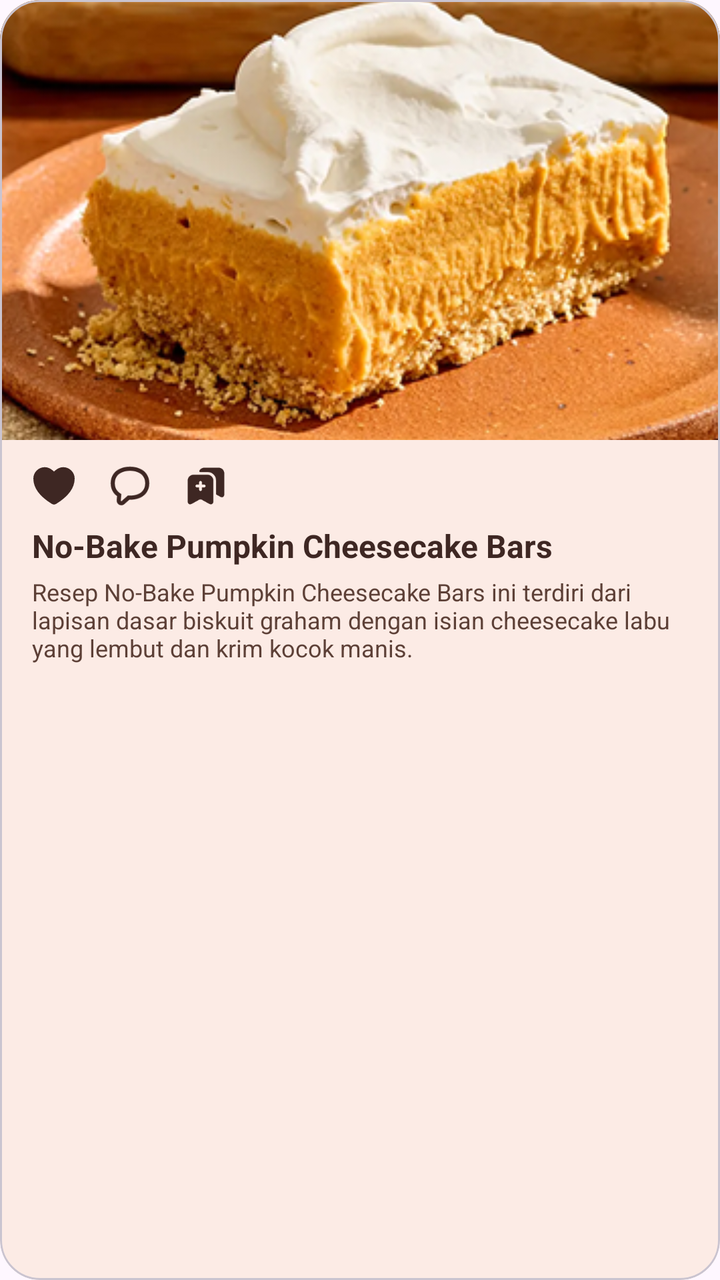
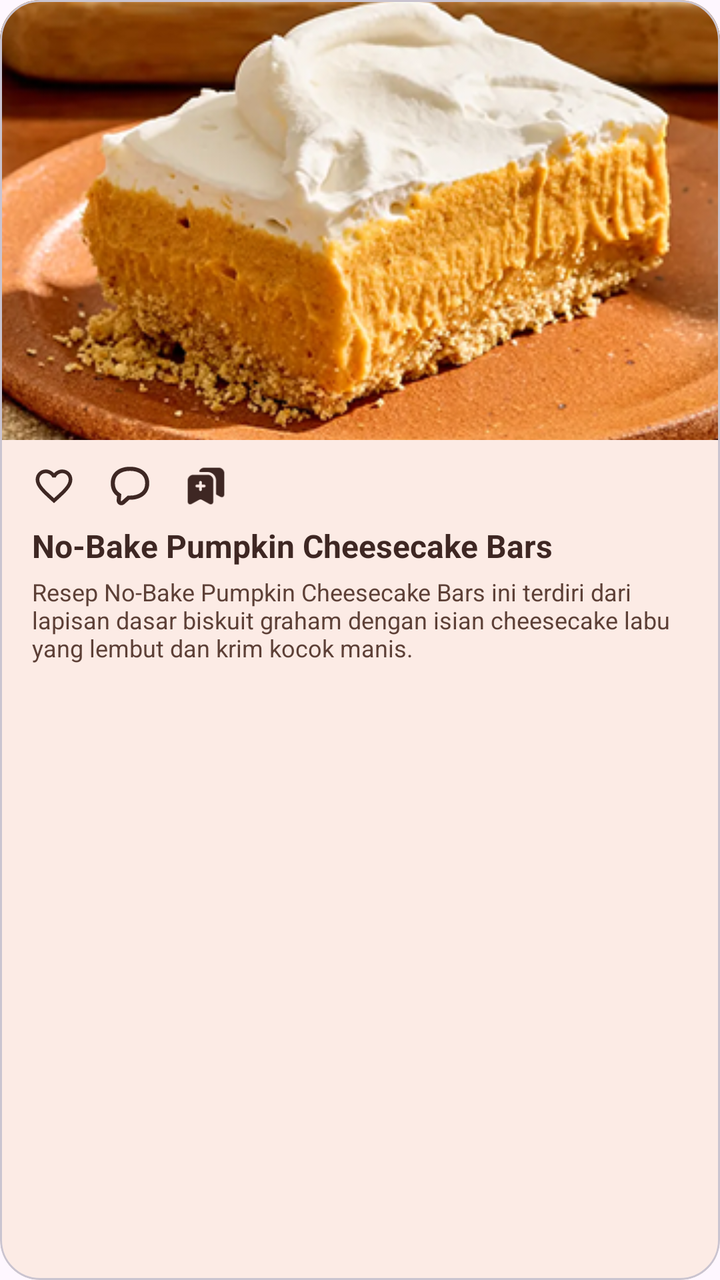

An Android layout rendered at two revisions. The XML below is the earlier revision; the diff shows what the commit changed to produce the second picture.
<!-- AndroidManifest.xml: application theme Theme.Bakerys -->
<!-- res/layout/item_jelajah_card.xml -->
<?xml version="1.0" encoding="utf-8"?>
<com.google.android.material.card.MaterialCardView
    xmlns:android="http://schemas.android.com/apk/res/android"
    xmlns:app="http://schemas.android.com/apk/res-auto"
    android:layout_width="match_parent"
    android:layout_height="wrap_content"
    android:layout_marginBottom="16dp"
    app:cardBackgroundColor="#FCEBE5"
    app:cardCornerRadius="20dp"
    app:cardElevation="0dp">

    <LinearLayout
        android:layout_width="match_parent"
        android:layout_height="wrap_content"
        android:orientation="vertical"
        android:paddingBottom="16dp">

        

        
        <ImageView
            android:id="@+id/ivJelajahThumb"
            android:layout_width="match_parent"
            android:layout_height="220dp"
            android:contentDescription="Foto Resep"
            android:scaleType="centerCrop"
            android:src="@drawable/no_bake_pumpkin_cheesecake_bars" />

        <LinearLayout
            android:layout_width="match_parent"
            android:layout_height="wrap_content"
            android:gravity="center_vertical"
            android:orientation="horizontal"
            android:paddingHorizontal="16dp"
            android:paddingTop="12dp"
            android:paddingBottom="8dp">

            <ImageView
                android:layout_width="22dp"
                android:layout_height="22dp"
                android:layout_marginEnd="16dp"
                android:src="@drawable/ic_heart_filled"
                app:tint="#3E2723"
                android:contentDescription="Suka" />

            <ImageView
                android:layout_width="22dp"
                android:layout_height="22dp"
                android:layout_marginEnd="16dp"
                android:src="@drawable/ic_comment_outline"
                app:tint="#3E2723"
                android:contentDescription="Komentar" />

            <ImageView
                android:layout_width="22dp"
                android:layout_height="22dp"
                android:src="@drawable/ic_bookmark_card"
                app:tint="#3E2723"
                android:contentDescription="Simpan" />
        </LinearLayout>

        
        <TextView
            android:id="@+id/tvJelajahTitle"
            android:layout_width="match_parent"
            android:layout_height="wrap_content"
            android:paddingHorizontal="16dp"
            android:text="No-Bake Pumpkin Cheesecake Bars"
            android:textColor="#3E2723"
            android:textSize="16sp"
            android:textStyle="bold" />

        
        <TextView
            android:id="@+id/tvJelajahDesc"
            android:layout_width="match_parent"
            android:layout_height="wrap_content"
            android:layout_marginTop="4dp"
            android:paddingHorizontal="16dp"
            android:text="Resep No-Bake Pumpkin Cheesecake Bars ini terdiri dari lapisan dasar biskuit graham dengan isian cheesecake labu yang lembut dan krim kocok manis."
            android:textColor="#5D4037"
            android:textSize="12sp" />

    </LinearLayout>
</com.google.android.material.card.MaterialCardView>
<!-- resources referenced by this layout -->
<resources>
  <!-- drawable ic_bookmark_card (drawable) -->
  <vector xmlns:android="http://schemas.android.com/apk/res/android"
      android:width="19dp"
      android:height="19dp"
      android:viewportWidth="19"
      android:viewportHeight="19">
    <path
        android:pathData="M17.417,4.045V13.039C17.417,14.187 16.593,14.67 15.588,14.115L14.06,13.26C13.998,13.226 13.946,13.175 13.91,13.114C13.874,13.053 13.855,12.983 13.854,12.912V7.117C13.854,5.106 12.215,3.467 10.205,3.467H6.983C6.69,3.467 6.484,3.159 6.618,2.905C7.03,2.122 7.853,1.583 8.795,1.583H14.955C16.308,1.583 17.417,2.692 17.417,4.045Z"
        android:fillColor="#4C2A2B"/>
    <path
        android:pathData="M10.205,4.654H4.045C3.393,4.656 2.768,4.916 2.307,5.378C1.846,5.839 1.585,6.464 1.583,7.116V16.11C1.583,17.257 2.407,17.74 3.412,17.186L6.523,15.453C6.856,15.27 7.394,15.27 7.727,15.453L10.838,17.186C11.843,17.74 12.667,17.257 12.667,16.11V7.116C12.667,5.763 11.558,4.654 10.205,4.654ZM8.708,10.093H7.719V11.083C7.719,11.407 7.45,11.676 7.125,11.676C6.8,11.676 6.531,11.407 6.531,11.083V10.093H5.542C5.217,10.093 4.948,9.824 4.948,9.499C4.948,9.175 5.217,8.905 5.542,8.905H6.531V7.916C6.531,7.591 6.8,7.322 7.125,7.322C7.45,7.322 7.719,7.591 7.719,7.916V8.905H8.708C9.033,8.905 9.302,9.175 9.302,9.499C9.302,9.824 9.033,10.093 8.708,10.093Z"
        android:fillColor="#4C2A2B"/>
  </vector>
  <!-- drawable ic_comment_outline (drawable) -->
  <vector xmlns:android="http://schemas.android.com/apk/res/android"
      android:width="19dp"
      android:height="19dp"
      android:viewportWidth="19"
      android:viewportHeight="19">
    <path
        android:pathData="M5.751,12.996L5.521,15.769C5.516,15.817 5.527,15.866 5.551,15.908C5.574,15.95 5.61,15.985 5.653,16.006C5.697,16.028 5.746,16.036 5.794,16.03C5.842,16.024 5.887,16.003 5.923,15.971L8.548,13.638L9.247,13.654L9.5,13.656C11.513,13.656 13.166,13.134 14.274,12.259C15.331,11.425 16.031,10.169 16.031,8.313C16.031,6.456 15.331,5.201 14.274,4.366C13.166,3.491 11.513,2.969 9.5,2.969C7.487,2.969 5.834,3.491 4.726,4.366C3.669,5.201 2.969,6.456 2.969,8.313C2.969,10.269 3.748,11.569 4.926,12.407L5.751,12.996ZM7.106,17.301L9.208,15.434C9.304,15.436 9.401,15.438 9.5,15.438C14.091,15.438 17.813,13.063 17.813,8.313C17.813,3.563 14.091,1.188 9.5,1.188C4.909,1.188 1.188,3.563 1.188,8.313C1.188,10.826 2.23,12.675 3.891,13.858L3.745,15.62C3.712,16.023 3.8,16.427 3.998,16.78C4.196,17.132 4.495,17.417 4.857,17.598C5.219,17.779 5.626,17.847 6.027,17.794C6.428,17.741 6.804,17.569 7.106,17.301Z"
        android:fillColor="#4C2A2B"
        android:fillType="evenOdd"/>
  </vector>
  <!-- drawable ic_heart_filled (drawable) -->
  <vector xmlns:android="http://schemas.android.com/apk/res/android"
      android:width="19dp"
      android:height="19dp"
      android:viewportWidth="19"
      android:viewportHeight="19">
    <path
        android:pathData="M5.542,2.375C3.356,2.375 1.583,4.129 1.583,6.294C1.583,8.041 2.276,12.188 9.095,16.38C9.217,16.454 9.357,16.493 9.5,16.493C9.643,16.493 9.783,16.454 9.905,16.38C16.725,12.188 17.417,8.041 17.417,6.294C17.417,4.129 15.644,2.375 13.458,2.375C11.273,2.375 9.5,4.75 9.5,4.75C9.5,4.75 7.727,2.375 5.542,2.375Z"
        android:strokeLineJoin="round"
        android:strokeWidth="2"
        android:fillColor="#F50B0B"
        android:strokeColor="#F50B0B"
        android:strokeLineCap="round"/>
  </vector>
  <!-- drawable no_bake_pumpkin_cheesecake_bars: png bitmap (drawable, 203952 bytes) -->
  <style name="Theme.Bakerys" parent="Base.Theme.Bakerys" />
  <style name="Base.Theme.Bakerys" parent="Theme.Material3.DayNight.NoActionBar">
          
          
      </style>
</resources>

<!-- the commit's change to res/layout/item_jelajah_card.xml (unified diff, before → after) -->
@@ -16,8 +16,6 @@
         android:paddingBottom="16dp">
 
         
-
-        
         <ImageView
             android:id="@+id/ivJelajahThumb"
             android:layout_width="match_parent"
@@ -26,6 +24,7 @@
             android:scaleType="centerCrop"
             android:src="@drawable/no_bake_pumpkin_cheesecake_bars" />
 
+        
         <LinearLayout
             android:layout_width="match_parent"
             android:layout_height="wrap_content"
@@ -36,14 +35,16 @@
             android:paddingBottom="8dp">
 
             <ImageView
+                android:id="@+id/btnLike"
                 android:layout_width="22dp"
                 android:layout_height="22dp"
                 android:layout_marginEnd="16dp"
-                android:src="@drawable/ic_heart_filled"
+                android:src="@drawable/ic_heart_outline"
                 app:tint="#3E2723"
                 android:contentDescription="Suka" />
 
             <ImageView
+                android:id="@+id/btnComment"
                 android:layout_width="22dp"
                 android:layout_height="22dp"
                 android:layout_marginEnd="16dp"
@@ -52,6 +53,7 @@
                 android:contentDescription="Komentar" />
 
             <ImageView
+                android:id="@+id/btnBookmark"
                 android:layout_width="22dp"
                 android:layout_height="22dp"
                 android:src="@drawable/ic_bookmark_card"
<!-- resource entries referenced after the edit -->
@@ -24,19 +24,11 @@
         android:fillColor="#4C2A2B"
         android:fillType="evenOdd"/>
   </vector>
-  <!-- drawable ic_heart_filled (drawable) -->
-  <vector xmlns:android="http://schemas.android.com/apk/res/android"
-      android:width="19dp"
-      android:height="19dp"
-      android:viewportWidth="19"
-      android:viewportHeight="19">
-    <path
-        android:pathData="M5.542,2.375C3.356,2.375 1.583,4.129 1.583,6.294C1.583,8.041 2.276,12.188 9.095,16.38C9.217,16.454 9.357,16.493 9.5,16.493C9.643,16.493 9.783,16.454 9.905,16.38C16.725,12.188 17.417,8.041 17.417,6.294C17.417,4.129 15.644,2.375 13.458,2.375C11.273,2.375 9.5,4.75 9.5,4.75C9.5,4.75 7.727,2.375 5.542,2.375Z"
-        android:strokeLineJoin="round"
-        android:strokeWidth="2"
-        android:fillColor="#F50B0B"
-        android:strokeColor="#F50B0B"
-        android:strokeLineCap="round"/>
+  <!-- drawable ic_heart_outline (drawable) -->
+  <vector xmlns:android="http://schemas.android.com/apk/res/android" android:height="24dp" android:tint="#000000" android:viewportHeight="24" android:viewportWidth="24" android:width="24dp">
+        
+      <path android:fillColor="@android:color/white" android:pathData="M16.5,3c-1.74,0 -3.41,0.81 -4.5,2.09C10.91,3.81 9.24,3 7.5,3 4.42,3 2,5.42 2,8.5c0,3.78 3.4,6.86 8.55,11.54L12,21.35l1.45,-1.32C18.6,15.36 22,12.28 22,8.5 22,5.42 19.58,3 16.5,3zM12.1,18.55l-0.1,0.1 -0.1,-0.1C7.14,14.24 4,11.39 4,8.5 4,6.5 5.5,5 7.5,5c1.54,0 3.04,0.99 3.57,2.36h1.87C13.46,5.99 14.96,5 16.5,5c2,0 3.5,1.5 3.5,3.5 0,2.89 -3.14,5.74 -7.9,10.05z"/>
+      
   </vector>
   <!-- drawable no_bake_pumpkin_cheesecake_bars: png bitmap (drawable, 203952 bytes) -->
   <style name="Theme.Bakerys" parent="Base.Theme.Bakerys" />
